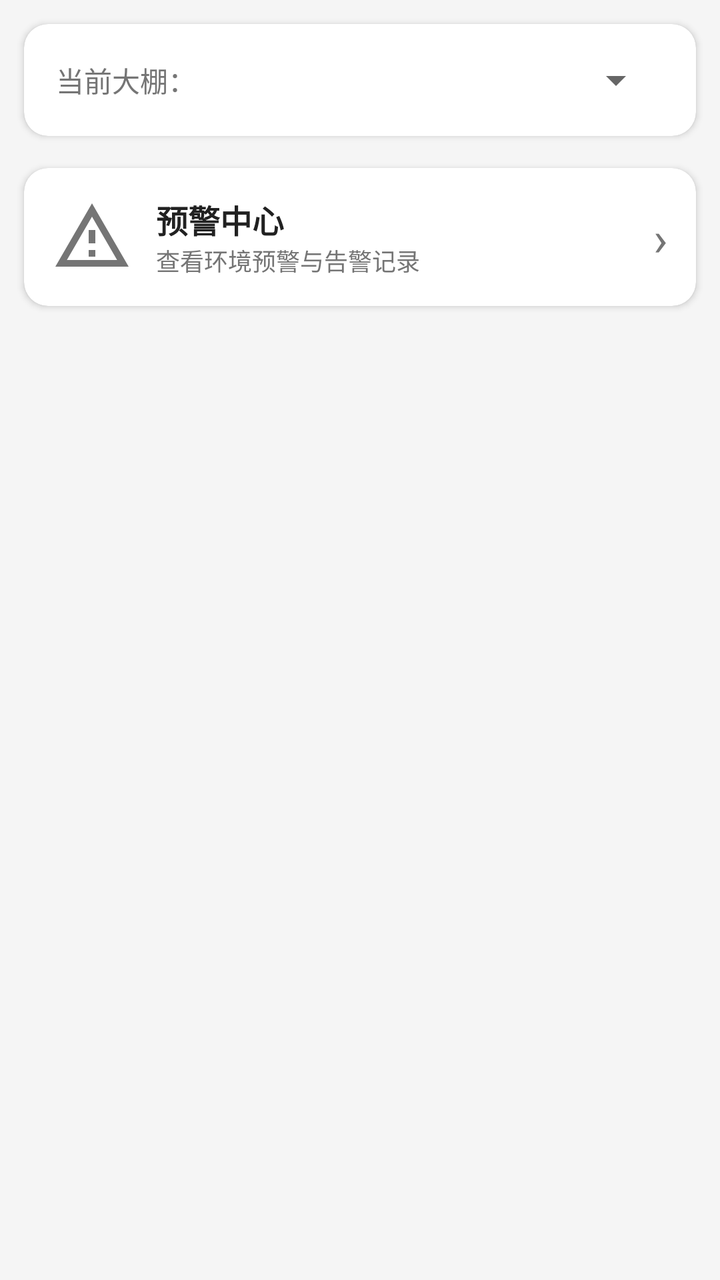
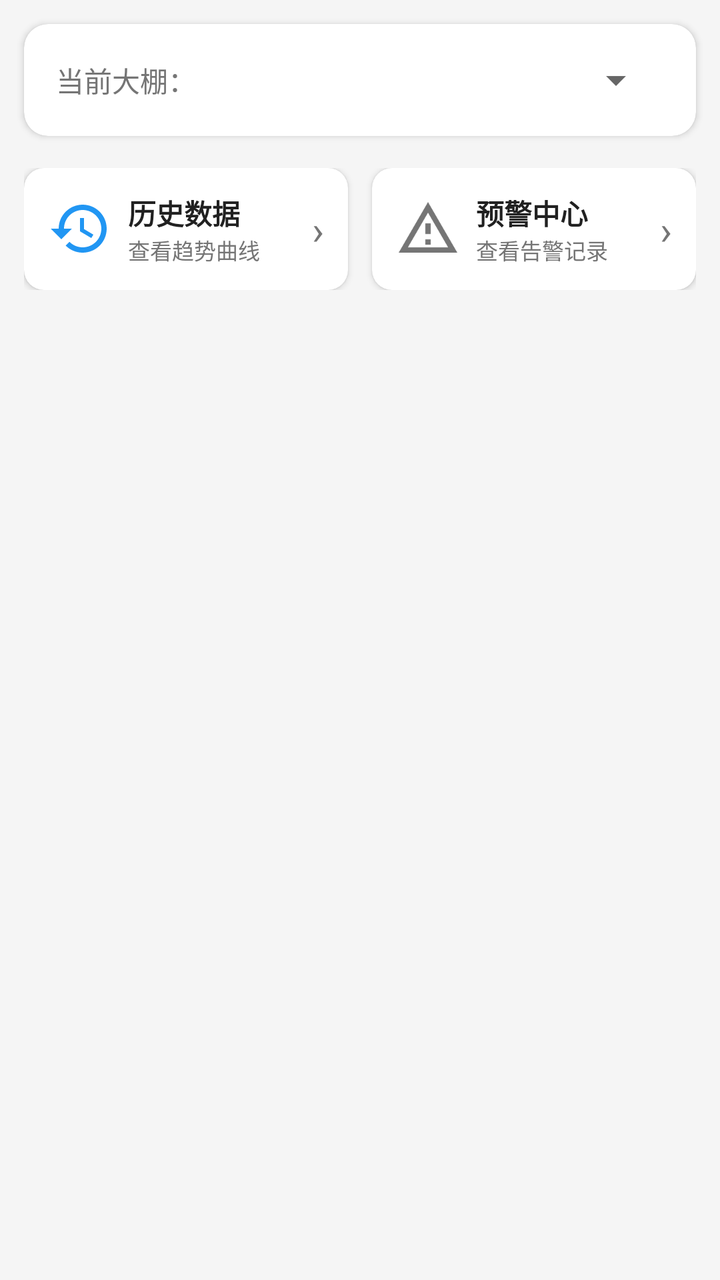

An Android layout rendered at two revisions. The XML below is the earlier revision; the diff shows what the commit changed to produce the second picture.
<!-- AndroidManifest.xml: application theme Theme.SmartGreenhouse -->
<!-- res/layout/fragment_dashboard.xml -->
<?xml version="1.0" encoding="utf-8"?>
<LinearLayout xmlns:android="http://schemas.android.com/apk/res/android"
    xmlns:app="http://schemas.android.com/apk/res-auto"
    android:layout_width="match_parent"
    android:layout_height="match_parent"
    android:orientation="vertical"
    android:background="@color/background">

    
    <androidx.cardview.widget.CardView
        android:layout_width="match_parent"
        android:layout_height="wrap_content"
        android:layout_margin="12dp"
        app:cardCornerRadius="12dp"
        app:cardElevation="2dp">

        <LinearLayout
            android:layout_width="match_parent"
            android:layout_height="wrap_content"
            android:orientation="vertical"
            android:padding="16dp">

            
            <LinearLayout
                android:layout_width="match_parent"
                android:layout_height="wrap_content"
                android:gravity="center_vertical"
                android:orientation="horizontal">

                <TextView
                    android:layout_width="wrap_content"
                    android:layout_height="wrap_content"
                    android:text="当前大棚："
                    android:textColor="@color/text_secondary"
                    android:textSize="14sp" />

                <Spinner
                    android:id="@+id/spinner_greenhouse"
                    android:layout_width="0dp"
                    android:layout_height="wrap_content"
                    android:layout_weight="1"
                    android:layout_marginStart="8dp" />
            </LinearLayout>

            
            <LinearLayout
                android:id="@+id/layout_health_score"
                android:layout_width="match_parent"
                android:layout_height="wrap_content"
                android:layout_marginTop="12dp"
                android:gravity="center_vertical"
                android:visibility="gone">

                <TextView
                    android:id="@+id/tv_health_score"
                    android:layout_width="60dp"
                    android:layout_height="60dp"
                    android:gravity="center"
                    android:text="--"
                    android:textColor="@android:color/white"
                    android:textSize="22sp"
                    android:textStyle="bold"
                    android:background="@drawable/bg_health_score" />

                <LinearLayout
                    android:layout_width="0dp"
                    android:layout_height="wrap_content"
                    android:layout_weight="1"
                    android:layout_marginStart="12dp"
                    android:orientation="vertical">

                    <TextView
                        android:id="@+id/tv_health_level"
                        android:layout_width="wrap_content"
                        android:layout_height="wrap_content"
                        android:text="--"
                        android:textSize="16sp"
                        android:textStyle="bold" />

                    <TextView
                        android:id="@+id/tv_health_detail"
                        android:layout_width="wrap_content"
                        android:layout_height="wrap_content"
                        android:text="环境 -- | 视觉 --"
                        android:textColor="@color/text_secondary"
                        android:textSize="12sp" />
                </LinearLayout>
            </LinearLayout>
        </LinearLayout>
    </androidx.cardview.widget.CardView>

    
    <androidx.cardview.widget.CardView
        android:id="@+id/card_alert_entry"
        android:layout_width="match_parent"
        android:layout_height="wrap_content"
        android:layout_marginHorizontal="12dp"
        android:layout_marginTop="4dp"
        app:cardCornerRadius="12dp"
        app:cardElevation="2dp"
        android:clickable="true"
        android:focusable="true"
        android:foreground="?attr/selectableItemBackground">

        <LinearLayout
            android:layout_width="match_parent"
            android:layout_height="wrap_content"
            android:orientation="horizontal"
            android:gravity="center_vertical"
            android:padding="14dp">

            <ImageView
                android:layout_width="40dp"
                android:layout_height="40dp"
                android:src="@drawable/ic_alert"
                android:contentDescription="预警" />

            <LinearLayout
                android:layout_width="0dp"
                android:layout_height="wrap_content"
                android:layout_weight="1"
                android:layout_marginStart="12dp"
                android:orientation="vertical">

                <TextView
                    android:layout_width="wrap_content"
                    android:layout_height="wrap_content"
                    android:text="预警中心"
                    android:textColor="@color/on_surface"
                    android:textSize="16sp"
                    android:textStyle="bold" />

                <TextView
                    android:id="@+id/tv_alert_summary"
                    android:layout_width="wrap_content"
                    android:layout_height="wrap_content"
                    android:text="查看环境预警与告警记录"
                    android:textColor="@color/text_secondary"
                    android:textSize="12sp" />
            </LinearLayout>

            <TextView
                android:layout_width="wrap_content"
                android:layout_height="wrap_content"
                android:text="›"
                android:textColor="@color/text_secondary"
                android:textSize="24sp" />
        </LinearLayout>
    </androidx.cardview.widget.CardView>

    
    <androidx.recyclerview.widget.RecyclerView
        android:id="@+id/rv_sensors"
        android:layout_width="match_parent"
        android:layout_height="0dp"
        android:layout_weight="1"
        android:paddingHorizontal="8dp"
        android:clipToPadding="false" />

    
    <ProgressBar
        android:id="@+id/progress_bar"
        android:layout_width="wrap_content"
        android:layout_height="wrap_content"
        android:layout_gravity="center"
        android:layout_margin="16dp"
        android:visibility="gone" />

</LinearLayout>
<!-- resources referenced by this layout -->
<resources>
  <color name="background">#FFF5F5F5</color>
  <color name="on_surface">#FF212121</color>
  <color name="text_secondary">#FF757575</color>
  <!-- drawable bg_health_score (drawable) -->
  <?xml version="1.0" encoding="utf-8"?>
  <shape xmlns:android="http://schemas.android.com/apk/res/android"
      android:shape="oval">
      <solid android:color="@color/primary" />
  </shape>
  <!-- drawable ic_alert (drawable) -->
  <?xml version="1.0" encoding="utf-8"?>
  <vector xmlns:android="http://schemas.android.com/apk/res/android"
      android:width="24dp" android:height="24dp"
      android:viewportWidth="24" android:viewportHeight="24">
      <path android:fillColor="#FF757575"
          android:pathData="M12,2L1,21h22L12,2zM12,6l7.53,13H4.47L12,6zM11,10v4h2v-4H11zM11,16v2h2v-2H11z" />
  </vector>
  <style name="Theme.SmartGreenhouse" parent="Theme.MaterialComponents.Light.NoActionBar">
          <item name="colorPrimary">@color/primary</item>
          <item name="colorPrimaryDark">@color/primary_dark</item>
          <item name="colorAccent">@color/accent</item>
          <item name="android:statusBarColor">@color/primary_dark</item>
          <item name="android:navigationBarColor">@color/surface</item>
          <item name="android:windowBackground">@color/background</item>
      </style>
  <color name="primary">#FF4CAF50</color>
  <color name="primary_dark">#FF388E3C</color>
  <color name="accent">#FF00BCD4</color>
  <color name="surface">#FFFFFFFF</color>
</resources>

<!-- the commit's change to res/layout/fragment_dashboard.xml (unified diff, before → after) -->
@@ -90,63 +90,130 @@
     </androidx.cardview.widget.CardView>
 
     
-    <androidx.cardview.widget.CardView
-        android:id="@+id/card_alert_entry"
+    <LinearLayout
         android:layout_width="match_parent"
         android:layout_height="wrap_content"
-        android:layout_marginHorizontal="12dp"
-        android:layout_marginTop="4dp"
-        app:cardCornerRadius="12dp"
-        app:cardElevation="2dp"
-        android:clickable="true"
-        android:focusable="true"
-        android:foreground="?attr/selectableItemBackground">
-
-        <LinearLayout
-            android:layout_width="match_parent"
+        android:orientation="horizontal"
+        android:paddingHorizontal="12dp"
+        android:paddingTop="4dp">
+
+        
+        <androidx.cardview.widget.CardView
+            android:id="@+id/card_history_entry"
+            android:layout_width="0dp"
             android:layout_height="wrap_content"
-            android:orientation="horizontal"
-            android:gravity="center_vertical"
-            android:padding="14dp">
-
-            <ImageView
-                android:layout_width="40dp"
-                android:layout_height="40dp"
-                android:src="@drawable/ic_alert"
-                android:contentDescription="预警" />
-
-            <LinearLayout
-                android:layout_width="0dp"
-                android:layout_height="wrap_content"
-                android:layout_weight="1"
-                android:layout_marginStart="12dp"
-                android:orientation="vertical">
+            android:layout_weight="1"
+            android:layout_marginEnd="6dp"
+            app:cardCornerRadius="10dp"
+            app:cardElevation="2dp"
+            android:clickable="true"
+            android:focusable="true"
+            android:foreground="?attr/selectableItemBackground">
+
+            <LinearLayout
+                android:layout_width="match_parent"
+                android:layout_height="wrap_content"
+                android:orientation="horizontal"
+                android:gravity="center_vertical"
+                android:padding="12dp">
+
+                <ImageView
+                    android:layout_width="32dp"
+                    android:layout_height="32dp"
+                    android:src="@drawable/ic_history"
+                    android:contentDescription="历史数据" />
+
+                <LinearLayout
+                    android:layout_width="0dp"
+                    android:layout_height="wrap_content"
+                    android:layout_weight="1"
+                    android:layout_marginStart="8dp"
+                    android:orientation="vertical">
+
+                    <TextView
+                        android:layout_width="wrap_content"
+                        android:layout_height="wrap_content"
+                        android:text="历史数据"
+                        android:textColor="@color/on_surface"
+                        android:textSize="14sp"
+                        android:textStyle="bold" />
+
+                    <TextView
+                        android:layout_width="wrap_content"
+                        android:layout_height="wrap_content"
+                        android:text="查看趋势曲线"
+                        android:textColor="@color/text_secondary"
+                        android:textSize="11sp" />
+                </LinearLayout>
 
                 <TextView
                     android:layout_width="wrap_content"
                     android:layout_height="wrap_content"
-                    android:text="预警中心"
-                    android:textColor="@color/on_surface"
-                    android:textSize="16sp"
-                    android:textStyle="bold" />
-
-                <TextView
-                    android:id="@+id/tv_alert_summary"
+                    android:text="›"
+                    android:textColor="@color/text_secondary"
+                    android:textSize="20sp" />
+            </LinearLayout>
+        </androidx.cardview.widget.CardView>
+
+        
+        <androidx.cardview.widget.CardView
+            android:id="@+id/card_alert_entry"
+            android:layout_width="0dp"
+            android:layout_height="wrap_content"
+            android:layout_weight="1"
+            android:layout_marginStart="6dp"
+            app:cardCornerRadius="10dp"
+            app:cardElevation="2dp"
+            android:clickable="true"
+            android:focusable="true"
+            android:foreground="?attr/selectableItemBackground">
+
+            <LinearLayout
+                android:layout_width="match_parent"
+                android:layout_height="wrap_content"
+                android:orientation="horizontal"
+                android:gravity="center_vertical"
+                android:padding="12dp">
+
+                <ImageView
+                    android:layout_width="32dp"
+                    android:layout_height="32dp"
+                    android:src="@drawable/ic_alert"
+                    android:contentDescription="预警" />
+
+                <LinearLayout
+                    android:layout_width="0dp"
+                    android:layout_height="wrap_content"
+                    android:layout_weight="1"
+                    android:layout_marginStart="8dp"
+                    android:orientation="vertical">
+
+                    <TextView
+                        android:layout_width="wrap_content"
+                        android:layout_height="wrap_content"
+                        android:text="预警中心"
+                        android:textColor="@color/on_surface"
+                        android:textSize="14sp"
+                        android:textStyle="bold" />
+
+                    <TextView
+                        android:id="@+id/tv_alert_summary"
+                        android:layout_width="wrap_content"
+                        android:layout_height="wrap_content"
+                        android:text="查看告警记录"
+                        android:textColor="@color/text_secondary"
+                        android:textSize="11sp" />
+                </LinearLayout>
+
+                <TextView
                     android:layout_width="wrap_content"
                     android:layout_height="wrap_content"
-                    android:text="查看环境预警与告警记录"
+                    android:text="›"
                     android:textColor="@color/text_secondary"
-                    android:textSize="12sp" />
-            </LinearLayout>
-
-            <TextView
-                android:layout_width="wrap_content"
-                android:layout_height="wrap_content"
-                android:text="›"
-                android:textColor="@color/text_secondary"
-                android:textSize="24sp" />
-        </LinearLayout>
-    </androidx.cardview.widget.CardView>
+                    android:textSize="20sp" />
+            </LinearLayout>
+        </androidx.cardview.widget.CardView>
+    </LinearLayout>
 
     
     <androidx.recyclerview.widget.RecyclerView
<!-- resource entries referenced after the edit -->
@@ -17,6 +17,17 @@
       <path android:fillColor="#FF757575"
           android:pathData="M12,2L1,21h22L12,2zM12,6l7.53,13H4.47L12,6zM11,10v4h2v-4H11zM11,16v2h2v-2H11z" />
   </vector>
+  <!-- drawable ic_history (drawable) -->
+  <?xml version="1.0" encoding="utf-8"?>
+  <vector xmlns:android="http://schemas.android.com/apk/res/android"
+      android:width="24dp"
+      android:height="24dp"
+      android:viewportWidth="24"
+      android:viewportHeight="24"
+      android:tint="#2196F3">
+      <path android:fillColor="@android:color/white"
+          android:pathData="M13,3c-4.97,0 -9,4.03 -9,9H1l3.89,3.89 0.07,0.14L9,12H6c0,-3.87 3.13,-7 7,-7s7,3.13 7,7 -3.13,7 -7,7c-1.93,0 -3.68,-0.79 -4.94,-2.06l-1.42,1.42C8.27,19.99 10.51,21 13,21c4.97,0 9,-4.03 9,-9s-4.03,-9 -9,-9zM12,8v5l4.25,2.52 0.77,-1.28 -3.52,-2.09L13.5,8H12z" />
+  </vector>
   <style name="Theme.SmartGreenhouse" parent="Theme.MaterialComponents.Light.NoActionBar">
           <item name="colorPrimary">@color/primary</item>
           <item name="colorPrimaryDark">@color/primary_dark</item>
